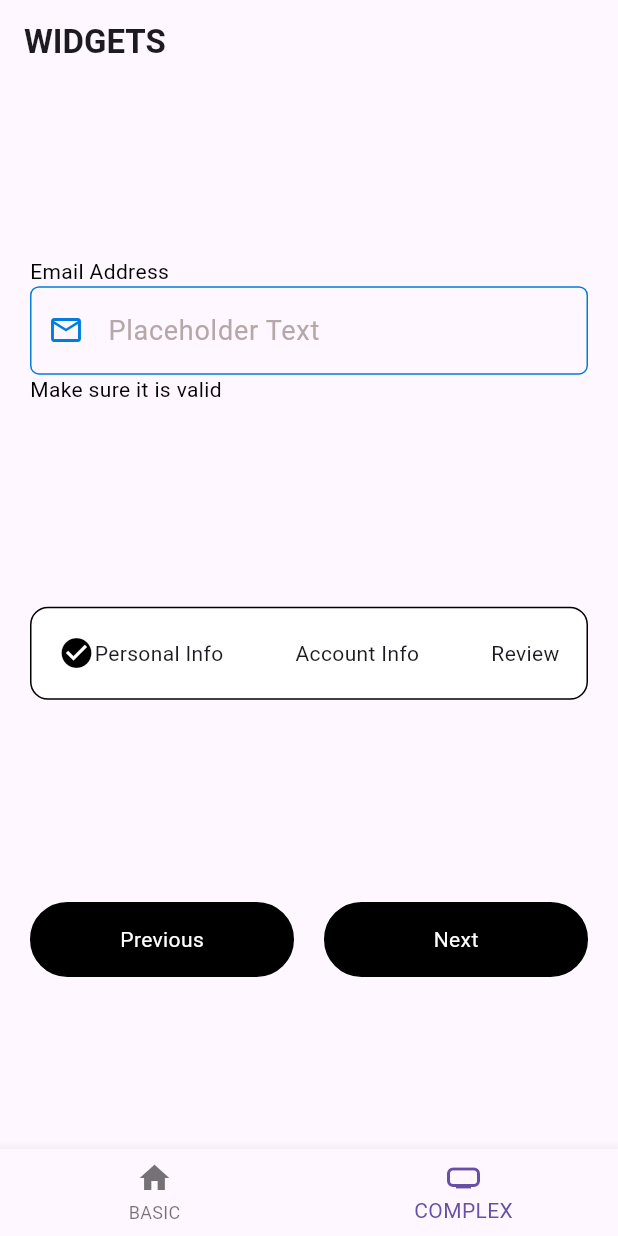
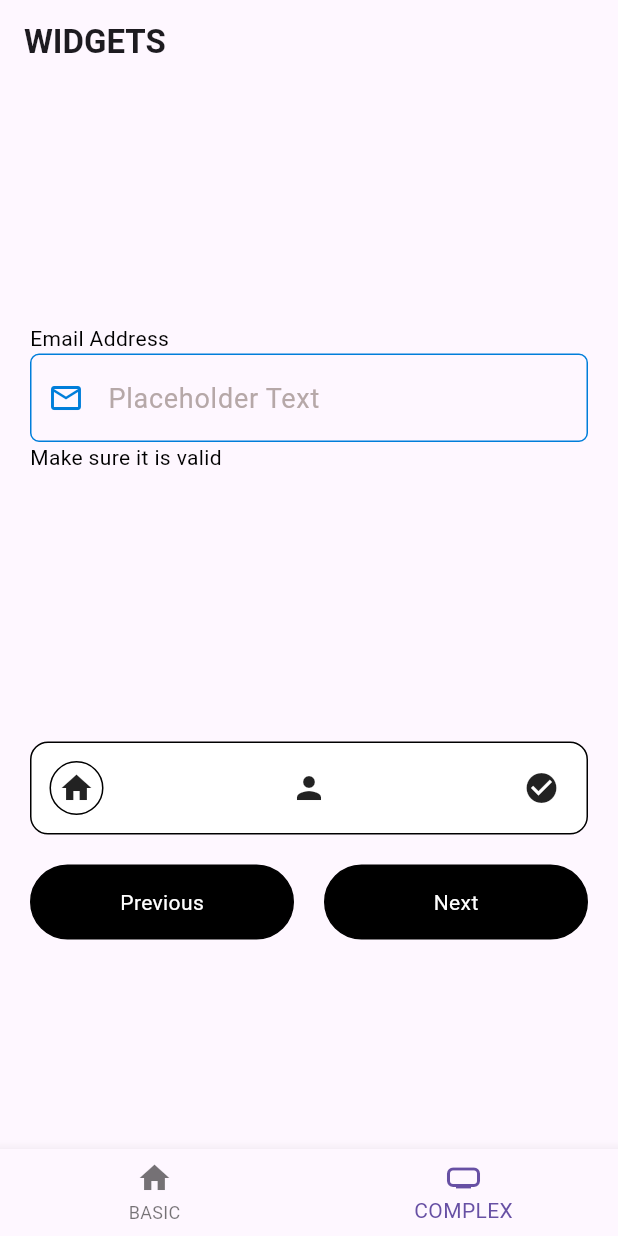
Before and after one commit to aneebasif/flutter-libraries, a Flutter app: the screen it shows after launch, item 2 of the bottom bar chosen, on a phone screen of 412 x 824 dp. Run offline on Flutter 3.47's test engine with Material 2 defaults, Android fonts, the phone set to English and light mode, and no system bars.

Commit message:
added optionality for verticle view

```diff
--- a/widgets/example/lib/main.dart
+++ b/widgets/example/lib/main.dart
@@ -214,8 +214,12 @@ class _MyAppState extends State<MyApp> with TickerProviderStateMixin {
           ),
         ),
         //----------Steppers-------------//
-        stepperWidget(),
-        stepperButtons(),
+        Column(
+          children: [
+            stepperWidget(),
+            stepperButtons(),
+          ],
+        ),
       ],
     );
   }
@@ -223,20 +227,26 @@ class _MyAppState extends State<MyApp> with TickerProviderStateMixin {
   Widget stepperWidget() {
     return Padding(
       padding: const EdgeInsets.all(20),
-      child: WOIStepper.iconText(
-        textItemsList: const [
-          'Personal Info',
-          'Account Info',
-          'Review',
+      child: WOIStepper.icons(
+        activeStateIndex: currentStepperIndex,
+        activeSeparatorWidget: Container(
+          height: 2,
+          color: Colors.black,
+        ),
+        iconData: const [
+          Icons.home,
+          Icons.person,
+          Icons.check_circle,
         ],
-        activeStateIndex: currentStepperIndex,
       ),
     );
   }
 
   Widget stepperButtons() {
     return Padding(
-      padding: const EdgeInsets.all(20.0),
+      padding: const EdgeInsets.symmetric(
+        horizontal: 20.0,
+      ),
       child: Row(
         children: [
           Expanded(
--- a/widgets/lib/steppers/woi_steppers.dart
+++ b/widgets/lib/steppers/woi_steppers.dart
@@ -16,7 +16,29 @@ class IconStepperItemStyle {
 }
 
 class WOIStepper extends StatefulWidget {
-  const WOIStepper({
+  final StepperStyle? completedState;
+  final StepperStyle? activeState;
+  final StepperStyle? inactiveState;
+  final List<String> textItemsList;
+  final List<SufixWidgetStepper>? sufixWidgetItemsList;
+  final Widget? activeSeparatorWidget;
+  final Widget? inactiveSeparatorWidget;
+  final int activeStateIndex;
+  final EdgeInsets? itemsPadding;
+  final EdgeInsets? saperatorsPadding;
+  final EdgeInsets? backgroundPadding;
+  final BoxDecoration? backgroundDecorator;
+  final EdgeInsets? itemsMargin;
+  final BoxDecoration? itemActiveDecorator;
+  final BoxDecoration? itemInactiveDecorator;
+  final BoxDecoration? itemCompletedDecorator;
+  final List<String>? subtextList;
+  final TextStyle? subtextStyle;
+  final Axis axis;
+  final double? height;
+  final double? width;
+
+  const WOIStepper.custom({
     super.key,
     this.completedState,
     this.activeState,
@@ -36,30 +58,14 @@ class WOIStepper extends StatefulWidget {
     this.itemCompletedDecorator,
     this.subtextList,
     this.subtextStyle,
+    this.axis = Axis.horizontal,
+    this.height,
+    this.width,
   }) : assert(
           (sufixWidgetItemsList == null) ||
               textItemsList.length == sufixWidgetItemsList.length,
           "\n\n\"Sufix widgets lenght is not equal to Text items\"\n\n",
         );
-
-  final StepperStyle? completedState;
-  final StepperStyle? activeState;
-  final StepperStyle? inactiveState;
-  final List<String> textItemsList;
-  final List<SufixWidgetStepper>? sufixWidgetItemsList;
-  final Widget? activeSeparatorWidget;
-  final Widget? inactiveSeparatorWidget;
-  final int activeStateIndex;
-  final EdgeInsets? itemsPadding;
-  final EdgeInsets? saperatorsPadding;
-  final EdgeInsets? backgroundPadding;
-  final BoxDecoration? backgroundDecorator;
-  final EdgeInsets? itemsMargin;
-  final BoxDecoration? itemActiveDecorator;
-  final BoxDecoration? itemInactiveDecorator;
-  final BoxDecoration? itemCompletedDecorator;
-  final List<String>? subtextList;
-  final TextStyle? subtextStyle;
 
   WOIStepper.counterText({
     super.key,
@@ -80,8 +86,10 @@ class WOIStepper extends StatefulWidget {
     this.subtextList,
     this.subtextStyle,
     TextStyle? textStyle,
-    TextStyle? subtextstyle,
     TextStyle? counterTextStyle,
+    this.axis = Axis.horizontal,
+    this.height,
+    this.width,
   })  : assert(textItemsList.length > 1,
             '[textItemsList] length should be greater then 1'),
         assert(
@@ -194,8 +202,10 @@ class WOIStepper extends StatefulWidget {
     this.saperatorsPadding,
     this.backgroundPadding,
     this.backgroundDecorator,
-    // activeDecorator
+    this.axis = Axis.horizontal,
     this.itemsMargin,
+    this.height,
+    this.width,
   })  : assert(
             iconData.length > 1, '[iconData] length should be greater then 1'),
         sufixWidgetItemsList = List.generate(
@@ -241,7 +251,6 @@ class WOIStepper extends StatefulWidget {
         itemCompletedDecorator = completedIconTheme?.boxDecoration ??
             BoxDecoration(
               shape: BoxShape.circle,
-              // color: Colors.black,
               border: Border.all(
                 color: Colors.black,
               ),
@@ -277,6 +286,9 @@ class WOIStepper extends StatefulWidget {
     Widget? activeIcon,
     Widget? inactiveIcon,
     TextStyle? textStyle,
+    this.axis = Axis.horizontal,
+    this.height,
+    this.width,
   })  : assert(textItemsList.length > 1,
             '[textItemsList] length should be greater then 1'),
         assert(
@@ -328,10 +340,9 @@ class WOIStepper extends StatefulWidget {
 class _WOIStepperState extends State<WOIStepper> {
   @override
   Widget build(BuildContext context) {
-    return
-        //
-        // ListView();
-        Container(
+    return Container(
+      height: widget.axis.index == Axis.vertical.index ? 200 : widget.height,
+      width: widget.width,
       padding: widget.backgroundPadding ?? const EdgeInsets.all(12),
       decoration: widget.backgroundDecorator ??
           BoxDecoration(
@@ -339,8 +350,22 @@ class _WOIStepperState extends State<WOIStepper> {
             color: Colors.white,
             borderRadius: BorderRadius.circular(12),
           ),
-      child: Row(
+      child: widget.axis.index == Axis.horizontal.index
+          ? Row(
               mainAxisSize: MainAxisSize.min,
+              children: List.generate(
+                _computeActualChildCount(widget.textItemsList.length),
+                (index) {
+                  final int itemIndex = index ~/ 2;
+                  if (index.isEven) {
+                    return stepItem(itemIndex);
+                  }
+                  return separatorItem(itemIndex);
+                },
+              ),
+            )
+          : Column(
+              crossAxisAlignment: CrossAxisAlignment.center,
               children: List.generate(
                 _computeActualChildCount(widget.textItemsList.length),
                 (index) {
@@ -424,9 +449,26 @@ class _WOIStepperState extends State<WOIStepper> {
       decoration: decoration,
       child: Row(
         crossAxisAlignment: CrossAxisAlignment.center,
+        mainAxisAlignment: MainAxisAlignment.center,
+        mainAxisSize: MainAxisSize.min,
         children: [
           sufixWidget,
-          Column(
+          textWidget(
+            text,
+            textStyle,
+            subText,
+          ),
+        ],
+      ),
+    );
+  }
+
+  Widget textWidget(
+    String text,
+    TextStyle textStyle,
+    String subText,
+  ) {
+    return Column(
       crossAxisAlignment: CrossAxisAlignment.start,
       children: [
         Text(
@@ -437,13 +479,11 @@ class _WOIStepperState extends State<WOIStepper> {
             ? const SizedBox()
             : Text(
                 subText,
-                      style: (widget.subtextStyle ?? const TextStyle())
-                          .copyWith(color: textStyle.color),
+                style: (widget.subtextStyle ?? const TextStyle()).copyWith(
+                  color: textStyle.color,
+                ),
               ),
       ],
-          ),
-        ],
-      ),
     );
   }
 }
```
Lines whose indentation alone changed are shown as unchanged.
